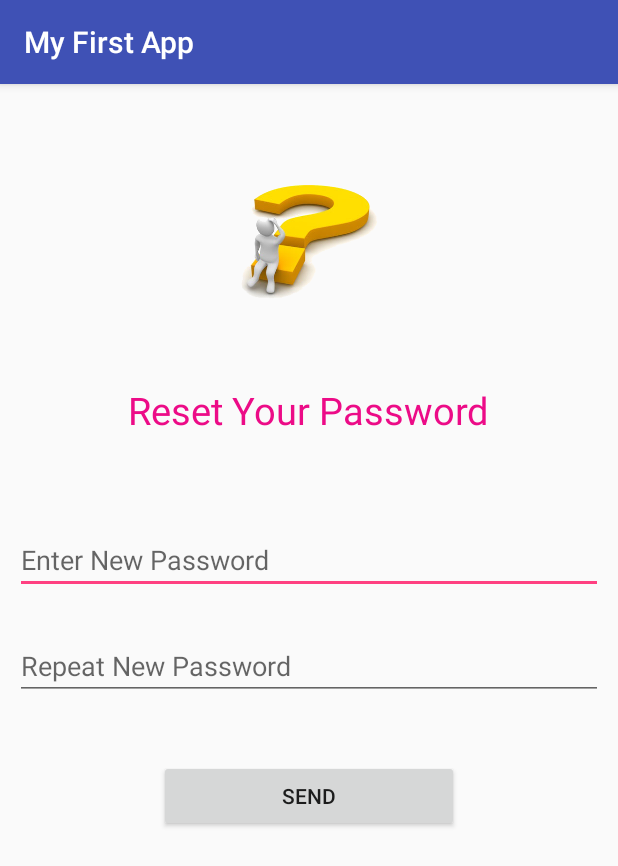
After one commit to leesh86/Android, an Android app: the ResetPasswordActivity screen opened directly, with no data from a screen before it, on a phone screen of 412 x 824 dp. The commit adds this screen. Shown: the top 866 px of the screen. Run offline under Robolectric (Android 15) with nearby library versions, the phone set to English and light mode, and no system bars.

Commit message:
added reset password activity

```diff
--- a/app/src/main/AndroidManifest.xml
+++ b/app/src/main/AndroidManifest.xml
@@ -22,6 +22,7 @@
         </activity>
         <activity android:name=".ForgotPasswordActivity" />
         <activity android:name=".HomePageActivity" />
+        <activity android:name=".ResetPasswordActivity" />
 
     </application>
 
--- /dev/null
+++ b/app/src/main/java/com/example/lees/blabla/ResetPasswordActivity.java
@@ -0,0 +1,17 @@
+package com.example.lees.blabla;
+
+import android.os.Bundle;
+import android.support.v7.app.AppCompatActivity;
+
+/**
+ * Created by lees on 6/21/2016.
+ */
+public class ResetPasswordActivity extends AppCompatActivity {
+
+    @Override
+    protected void onCreate(Bundle savedInstanceState) {
+        super.onCreate(savedInstanceState);
+        setContentView(R.layout.content_reset_password);
+    }
+
+}
--- /dev/null
+++ b/app/src/main/res/layout/content_reset_password.xml
@@ -0,0 +1,59 @@
+<?xml version="1.0" encoding="utf-8"?>
+<LinearLayout xmlns:android="http://schemas.android.com/apk/res/android"
+    android:orientation="vertical" android:layout_width="match_parent"
+    android:layout_height="match_parent">
+
+    <ImageView
+        android:id="@+id/image_forgot_password"
+        android:layout_width="100dp"
+        android:layout_height="150dp"
+        android:src="@mipmap/forgot_password_converted_burned"
+        android:layout_gravity="center"
+        android:layout_marginTop="30dp"/>
+
+    <TextView
+        android:layout_width="wrap_content"
+        android:layout_height="wrap_content"
+        android:layout_gravity="center_horizontal"
+        android:layout_marginLeft="10dp"
+        android:layout_marginRight="10dp"
+        android:layout_marginTop="20dp"
+        android:text="@string/reset_password"
+        android:textColor="#ec0b87"
+        android:textSize="25sp"
+        />
+
+    <EditText
+        android:id="@+id/new_password"
+        android:layout_width="match_parent"
+        android:layout_height="wrap_content"
+        android:hint="@string/enter_new_password"
+        android:layout_marginLeft="10dp"
+        android:layout_marginRight="10dp"
+        android:layout_marginTop="60dp"
+        />
+
+    <EditText
+        android:id="@+id/repeat_new_password"
+        android:layout_width="match_parent"
+        android:layout_height="wrap_content"
+        android:hint="@string/repeat_new_password"
+        android:layout_marginLeft="10dp"
+        android:layout_marginRight="10dp"
+        android:layout_marginTop="25dp"
+        />
+
+    <Button
+        android:id="@id/button_send"
+        android:layout_width="200dp"
+        android:layout_height="wrap_content"
+        android:layout_gravity="center_horizontal"
+        android:text="@string/button_send"
+        android:layout_marginTop="40dp"
+        />
+
+
+
+
+
+</LinearLayout>
--- a/app/src/main/res/values/strings.xml
+++ b/app/src/main/res/values/strings.xml
@@ -20,5 +20,8 @@
     <string name="full_name">Enter Your Full Name</string>
     <string name="gravatar_base_url">https://www.gravatar.com/avatar/</string>
     <string name="firebase_url">https://firstapp-7066a.firebaseio.com/</string>
+    <string name="reset_password">Reset Your Password</string>
+    <string name="enter_new_password">Enter New Password</string>
+    <string name="repeat_new_password">Repeat New Password</string>
 
 </resources>
```
Also changed, not shown: app/src/main/java/com/example/lees/blabla/DBUserAdapter.java (+44 -23 lines), app/src/main/java/com/example/lees/blabla/ForgotPasswordActivity.java (+10 -6 lines), app/src/main/java/com/example/lees/blabla/MainActivity.java (+52 -91 lines). Lines whose indentation alone changed are shown as unchanged.
